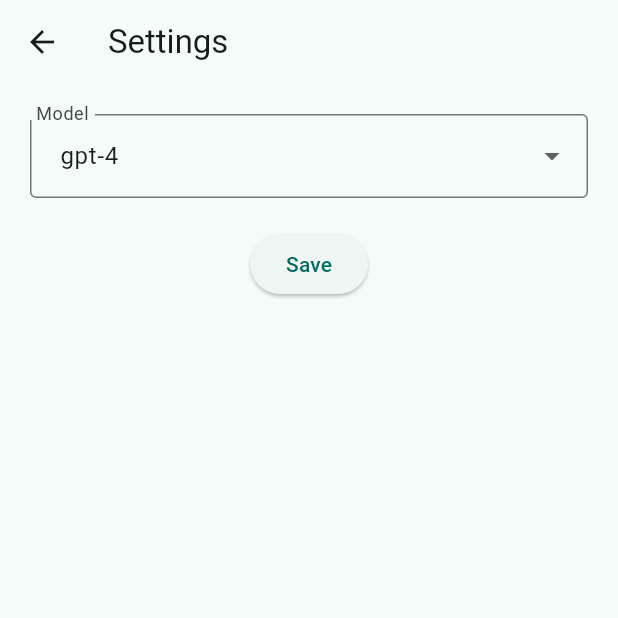
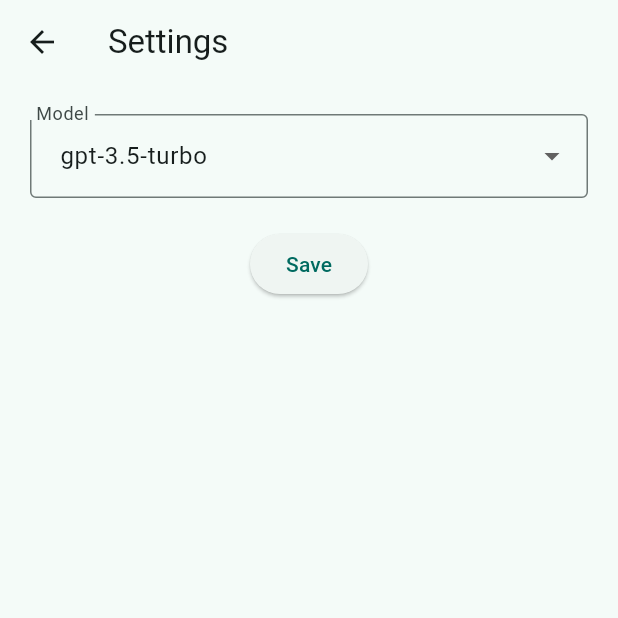
Before and after one commit to crazytan/ChatMaster, a Flutter app: the SettingsScreen screen opened directly, after a tap on "Save", on a phone screen of 412 x 824 dp, the top half of it. Run offline on Flutter 3.47's test engine with Material 2 defaults, Android fonts, the phone set to English and light mode, and no system bars; our stand-ins replace dropdown_button2, envied; missing offline and left inert: dart_openai; generated files the repository leaves out were written again.

Commit message:
Small fixes.

```diff
--- a/lib/chat_model.dart
+++ b/lib/chat_model.dart
@@ -16,7 +16,7 @@
 
   Session({required this.name});
 
-  Session.fromJson(Map<String, dynamic> json)
+  Session.fromMap(Map<String, dynamic> json)
       : name = json['name'],
         messages = hasMessages(json) ? json['messages'].map<Message>((m) => Message.fromMap(m)).toList() : [];
 
@@ -31,7 +31,7 @@
     return messages.isNotEmpty;
   }
 
-  Map<String, dynamic> toJson() => {'name': name, 'messages': messages.map((m) => m.toMap()).toList()};
+  Map<String, dynamic> toMap() => {'name': name, 'messages': messages.map((m) => m.toMap()).toList()};
 
   Message latestMessageAt(int index) => messages[messages.length - index - 1];
 
@@ -62,24 +62,20 @@
 
   void _loadData() {
     JsonFileIO.readJsonFile().then((data) {
-      if (data.isNotEmpty) {
-        _sessions = data['sessions'].map<Session>((s) => Session.fromJson(s)).toList();
-        _activeSessionIndex = data['activeSessionIndex'];
-      } else {
-        _sessions = [
-          Session(name: 'Session 1'),
-          Session(name: 'Session 2'),
-        ];
-        _saveData();
+      if (data.containsKey('sessions')) {
+        _sessions = data['sessions'].map<Session>((s) => Session.fromMap(s)).toList();
       }
+      if (data.containsKey('activeSessionIndex')) _activeSessionIndex = data['activeSessionIndex'];
+      if (data.containsKey('modelSelection')) _modelSelection = data['modelSelection'];
       notifyListeners();
     });
   }
 
   void _saveData() {
     final data = {
-      'sessions': _sessions.map((session) => session.toJson()).toList(),
+      'sessions': _sessions.map((session) => session.toMap()).toList(),
       'activeSessionIndex': _activeSessionIndex,
+      'modelSelection': modelSelection,
     };
     JsonFileIO.writeJsonFile(data);
   }
@@ -145,12 +141,15 @@
     notifyListeners();
   }
 
-  String modelSelection = 'gpt-4';
+  String _modelSelection = models[0];
 
-  List<String> models = ['gpt-3.5-turbo', 'gpt-4', 'gpt-4-32k'];
+  String get modelSelection => _modelSelection;
+
+  static final List<String> models = ['gpt-3.5-turbo', 'gpt-4', 'gpt-4-32k'];
 
   void setModel(String newModel) {
-    modelSelection = newModel;
+    if (!models.contains(newModel)) return;
+    _modelSelection = newModel;
     notifyListeners();
   }
 }
--- a/lib/main.dart
+++ b/lib/main.dart
@@ -25,7 +25,7 @@
         useMaterial3: true,
       ),
       home: ChangeNotifierProvider(
-        create: (context) => ChatModel(),
+        create: (_) => ChatModel(),
         child: MultiSessionChatScreen(),
       ),
     );
--- a/lib/settings_screen.dart
+++ b/lib/settings_screen.dart
@@ -65,13 +65,12 @@
                     modelValue = newValue!;
                   });
                 },
-                items:
-                    Provider.of<ChatModel>(context, listen: false).models.map<DropdownMenuItem<String>>((String value) {
-                  return DropdownMenuItem<String>(
-                    value: value,
-                    child: Text(value),
-                  );
-                }).toList(),
+                items: ChatModel.models
+                    .map<DropdownMenuItem<String>>((String value) => DropdownMenuItem<String>(
+                          value: value,
+                          child: Text(value),
+                        ))
+                    .toList(),
               ),
               const SizedBox(height: 20),
               ElevatedButton(
```
